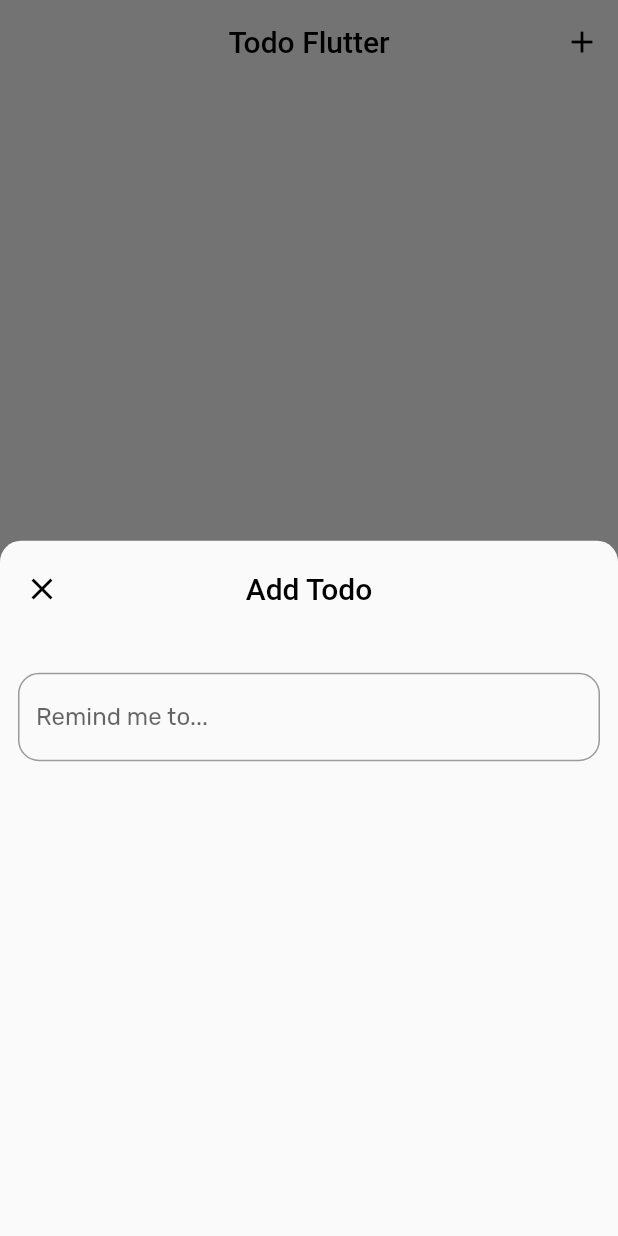
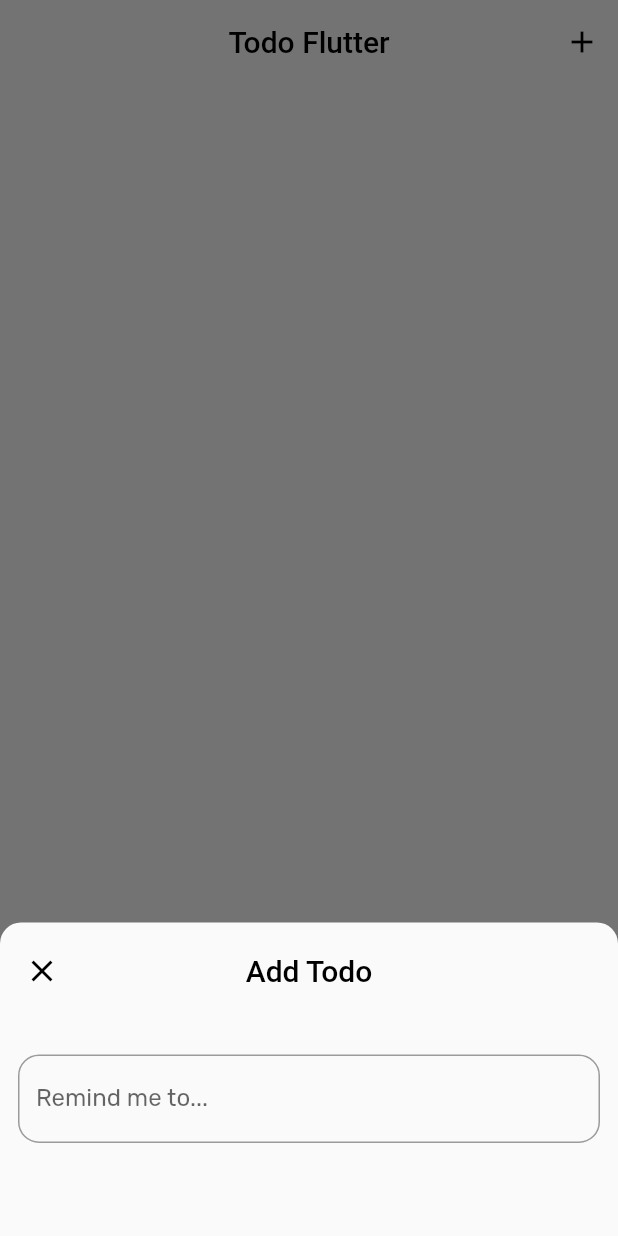
Before and after one commit to chungweileong94/todo_flutter, a Flutter app: the screen it shows after launch, after a tap on the "add" icon, on a phone screen of 412 x 824 dp. Run offline on Flutter 3.47's test engine with Material 2 defaults, Android fonts, the phone set to English and light mode, and no system bars; our stand-ins replace google_fonts.

Commit message:
Fixed IOS keyboard layout for BottomSheet

```diff
--- a/lib/screens/HomeScreen.dart
+++ b/lib/screens/HomeScreen.dart
@@ -18,6 +18,7 @@ class HomeScreen extends StatelessWidget {
               icon: const Icon(Icons.add),
               onPressed: () {
                 showModalBottomSheet(
+                  isScrollControlled: true,
                   context: context,
                   builder: (context) => AddTodoBottomSheet(),
                 );
--- a/lib/widgets/AddTodoBottomSheet.dart
+++ b/lib/widgets/AddTodoBottomSheet.dart
@@ -25,8 +25,12 @@ class _AddTodoBottomSheetState extends State<StatefulWidget> {
 
   @override
   Widget build(Object context) => Padding(
-        padding: EdgeInsets.only(top: 4),
+        padding: EdgeInsets.only(
+          top: 4,
+          bottom: MediaQuery.of(context).viewInsets.bottom,
+        ),
         child: Column(
+          mainAxisSize: MainAxisSize.min,
           children: <Widget>[
             AppBar(
               title: const Text(
@@ -67,6 +71,7 @@ class _AddTodoBottomSheetState extends State<StatefulWidget> {
                 onChanged: _handleOnValueChanged,
               ),
             ),
+            SizedBox(height: 50)
           ],
         ),
       );
```
Also changed, not shown: 3 other files.
